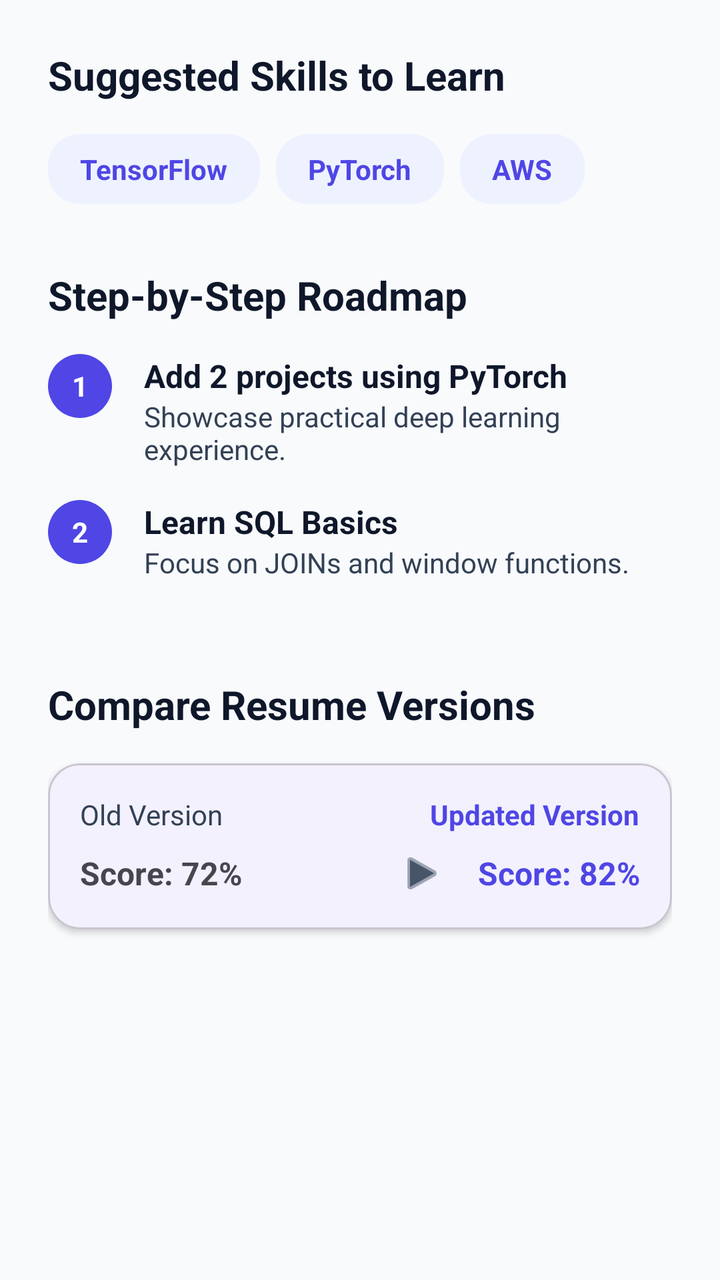
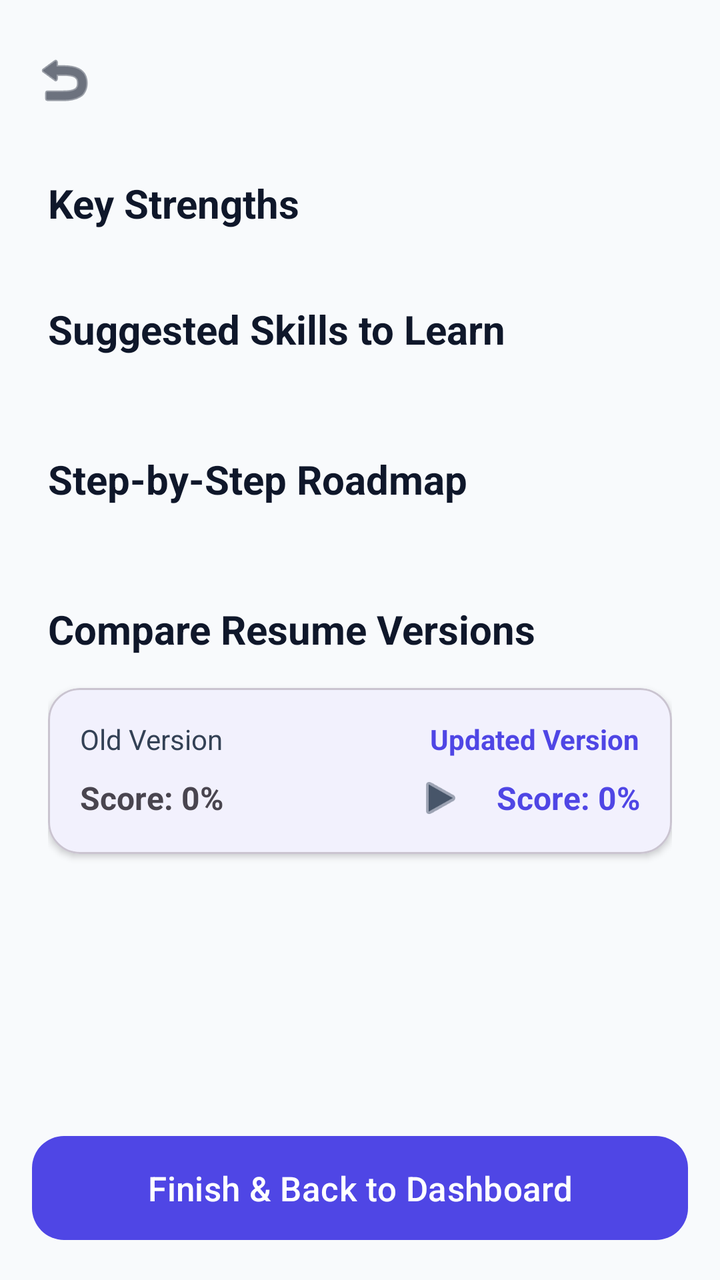

Compare the two renders of this Android layout. The source of the first and the diff that turns it into the second are given below.
<!-- AndroidManifest.xml: application theme Theme.SkillSync -->
<!-- res/layout/fragment_improvement.xml -->
<?xml version="1.0" encoding="utf-8"?>
<androidx.constraintlayout.widget.ConstraintLayout xmlns:android="http://schemas.android.com/apk/res/android"
    xmlns:app="http://schemas.android.com/apk/res-auto"
    android:layout_width="match_parent"
    android:layout_height="match_parent"
    android:background="@color/background_gray">

    <ScrollView
        android:layout_width="match_parent"
        android:layout_height="match_parent"
        android:fillViewport="true">

        <LinearLayout
            android:layout_width="match_parent"
            android:layout_height="wrap_content"
            android:orientation="vertical"
            android:padding="24dp">

            <TextView
                android:layout_width="wrap_content"
                android:layout_height="wrap_content"
                android:text="Suggested Skills to Learn"
                android:textSize="20sp"
                android:textStyle="bold"
                android:textColor="@color/text_primary_dark" />

            <LinearLayout
                android:layout_width="match_parent"
                android:layout_height="wrap_content"
                android:orientation="horizontal"
                android:layout_marginTop="16dp">

                <TextView
                    android:id="@+id/tagTensorFlow"
                    android:layout_width="wrap_content"
                    android:layout_height="wrap_content"
                    android:text="TensorFlow"
                    android:background="@drawable/bg_skill_tag"
                    android:paddingHorizontal="16dp"
                    android:paddingVertical="8dp"
                    android:textColor="@color/primary"
                    android:textStyle="bold"
                    android:clickable="true"
                    android:focusable="true"
                    android:layout_marginEnd="8dp"/>

                <TextView
                    android:id="@+id/tagPyTorch"
                    android:layout_width="wrap_content"
                    android:layout_height="wrap_content"
                    android:text="PyTorch"
                    android:background="@drawable/bg_skill_tag"
                    android:paddingHorizontal="16dp"
                    android:paddingVertical="8dp"
                    android:textColor="@color/primary"
                    android:textStyle="bold"
                    android:clickable="true"
                    android:focusable="true"
                    android:layout_marginEnd="8dp"/>

                <TextView
                    android:id="@+id/tagAWS"
                    android:layout_width="wrap_content"
                    android:layout_height="wrap_content"
                    android:text="AWS"
                    android:background="@drawable/bg_skill_tag"
                    android:paddingHorizontal="16dp"
                    android:paddingVertical="8dp"
                    android:textColor="@color/primary"
                    android:textStyle="bold"
                    android:clickable="true"
                    android:focusable="true" />
            </LinearLayout>

            <TextView
                android:layout_width="wrap_content"
                android:layout_height="wrap_content"
                android:text="Step-by-Step Roadmap"
                android:textSize="20sp"
                android:textStyle="bold"
                android:textColor="#0F172A"
                android:layout_marginTop="32dp" />

            <LinearLayout
                android:layout_width="match_parent"
                android:layout_height="wrap_content"
                android:orientation="vertical"
                android:layout_marginTop="16dp">

                
                <LinearLayout
                    android:layout_width="match_parent"
                    android:layout_height="wrap_content"
                    android:orientation="horizontal"
                    android:layout_marginBottom="16dp">
                    <TextView
                        android:layout_width="32dp"
                        android:layout_height="32dp"
                        android:background="@drawable/bg_circle_step"
                        android:text="1"
                        android:gravity="center"
                        android:textColor="@color/white"
                        android:textStyle="bold" />
                    <LinearLayout
                        android:layout_width="wrap_content"
                        android:layout_height="wrap_content"
                        android:orientation="vertical"
                        android:layout_marginStart="16dp">
                        <TextView
                            android:layout_width="wrap_content"
                            android:layout_height="wrap_content"
                            android:text="Add 2 projects using PyTorch"
                            android:textStyle="bold"
                            android:textSize="16sp"
                            android:textColor="@color/text_primary_dark" />
                        <TextView
                            android:layout_width="wrap_content"
                            android:layout_height="wrap_content"
                            android:text="Showcase practical deep learning experience."
                            android:textColor="@color/text_secondary" />
                    </LinearLayout>
                </LinearLayout>

                
                <LinearLayout
                    android:layout_width="match_parent"
                    android:layout_height="wrap_content"
                    android:orientation="horizontal"
                    android:layout_marginBottom="16dp">
                    <TextView
                        android:layout_width="32dp"
                        android:layout_height="32dp"
                        android:background="@drawable/bg_circle_step"
                        android:text="2"
                        android:gravity="center"
                        android:textColor="@color/white"
                        android:textStyle="bold" />
                    <LinearLayout
                        android:layout_width="wrap_content"
                        android:layout_height="wrap_content"
                        android:orientation="vertical"
                        android:layout_marginStart="16dp">
                        <TextView
                            android:layout_width="wrap_content"
                            android:layout_height="wrap_content"
                            android:text="Learn SQL Basics"
                            android:textStyle="bold"
                            android:textSize="16sp"
                            android:textColor="@color/text_primary_dark" />
                        <TextView
                            android:layout_width="wrap_content"
                            android:layout_height="wrap_content"
                            android:text="Focus on JOINs and window functions."
                            android:textColor="@color/text_secondary" />
                    </LinearLayout>
                </LinearLayout>
            </LinearLayout>

            <TextView
                android:layout_width="wrap_content"
                android:layout_height="wrap_content"
                android:text="Compare Resume Versions"
                android:textSize="20sp"
                android:textStyle="bold"
                android:textColor="#0F172A"
                android:layout_marginTop="32dp" />

            <com.google.android.material.card.MaterialCardView
                android:layout_width="match_parent"
                android:layout_height="wrap_content"
                android:layout_marginTop="16dp"
                app:cardCornerRadius="16dp"
                app:cardElevation="2dp">

                <LinearLayout
                    android:layout_width="match_parent"
                    android:layout_height="wrap_content"
                    android:orientation="vertical"
                    android:padding="16dp">

                    <LinearLayout
                        android:layout_width="match_parent"
                        android:layout_height="wrap_content"
                        android:orientation="horizontal"
                        android:gravity="center_vertical">
                        <TextView
                            android:layout_width="0dp"
                            android:layout_height="wrap_content"
                            android:layout_weight="1"
                            android:text="Old Version"
                            android:textColor="@color/text_secondary" />
                        <TextView
                            android:layout_width="wrap_content"
                            android:layout_height="wrap_content"
                            android:text="Updated Version"
                            android:textColor="#4F46E5"
                            android:textStyle="bold" />
                    </LinearLayout>

                    <LinearLayout
                        android:layout_width="match_parent"
                        android:layout_height="wrap_content"
                        android:orientation="horizontal"
                        android:layout_marginTop="8dp"
                        android:gravity="center_vertical">
                        <TextView
                            android:layout_width="0dp"
                            android:layout_height="wrap_content"
                            android:layout_weight="1"
                            android:text="Score: 72%"
                            android:textStyle="bold"
                            android:textSize="16sp" />
                        <ImageView
                            android:layout_width="24dp"
                            android:layout_height="24dp"
                            android:src="@android:drawable/ic_media_play"
                            android:rotation="0"
                            app:tint="#475569" />
                        <TextView
                            android:layout_width="wrap_content"
                            android:layout_height="wrap_content"
                            android:layout_marginStart="16dp"
                            android:text="Score: 82%"
                            android:textColor="#4F46E5"
                            android:textStyle="bold"
                            android:textSize="16sp" />
                    </LinearLayout>
                </LinearLayout>
            </com.google.android.material.card.MaterialCardView>

            <Space
                android:layout_width="match_parent"
                android:layout_height="32dp" />

        </LinearLayout>
    </ScrollView>
</androidx.constraintlayout.widget.ConstraintLayout>
<!-- resources referenced by this layout -->
<resources>
  <color name="background_gray">#F8FAFC</color>
  <color name="primary">#4F46E5</color>
  <color name="text_primary_dark">#0F172A</color>
  <color name="text_secondary">#334155</color>
  <color name="white">#FFFFFFFF</color>
  <!-- drawable bg_circle_step (drawable) -->
  <?xml version="1.0" encoding="utf-8"?>
  <shape xmlns:android="http://schemas.android.com/apk/res/android"
      android:shape="oval">
      <solid android:color="#4F46E5" />
  </shape>
  <!-- drawable bg_skill_tag (drawable) -->
  <?xml version="1.0" encoding="utf-8"?>
  <shape xmlns:android="http://schemas.android.com/apk/res/android"
      android:shape="rectangle">
      <solid android:color="#EEF2FF" />
      <corners android:radius="16dp" />
  </shape>
  <style name="Theme.SkillSync" parent="Base.Theme.SkillSync" />
  <style name="Base.Theme.SkillSync" parent="Theme.Material3.DayNight.NoActionBar">
          <item name="colorPrimary">@color/primary</item>
          <item name="colorPrimaryVariant">@color/primary_variant</item>
          <item name="colorOnPrimary">@color/white</item>
          <item name="colorSecondary">@color/secondary</item>
          <item name="colorSurface">@color/background_light</item>
          <item name="colorOnSurface">@color/text_primary_dark</item>
          <item name="android:windowBackground">@color/background_gray</item>
      </style>
  <color name="primary_variant">#3730A3</color>
  <color name="secondary">#EC4899</color>
  <color name="background_light">#FFFFFF</color>
</resources>

<!-- the commit's change to res/layout/fragment_improvement.xml (unified diff, before → after) -->
@@ -5,10 +5,25 @@
     android:layout_height="match_parent"
     android:background="@color/background_gray">
 
+    <ImageButton
+        android:id="@+id/btnBack"
+        android:layout_width="48dp"
+        android:layout_height="48dp"
+        android:layout_margin="16dp"
+        android:background="?attr/selectableItemBackgroundBorderless"
+        android:src="@android:drawable/ic_menu_revert"
+        app:tint="@color/text_primary_dark"
+        app:layout_constraintTop_toTopOf="parent"
+        app:layout_constraintStart_toStartOf="parent"
+        android:translationX="-8dp"
+        android:rotation="0" />
+
     <ScrollView
         android:layout_width="match_parent"
-        android:layout_height="match_parent"
-        android:fillViewport="true">
+        android:layout_height="0dp"
+        android:fillViewport="true"
+        app:layout_constraintTop_toBottomOf="@id/btnBack"
+        app:layout_constraintBottom_toTopOf="@id/btnFinish">
 
         <LinearLayout
             android:layout_width="match_parent"
@@ -19,58 +34,37 @@
             <TextView
                 android:layout_width="wrap_content"
                 android:layout_height="wrap_content"
+                android:text="Key Strengths"
+                android:textSize="20sp"
+                android:textStyle="bold"
+                android:textColor="@color/text_primary_dark" />
+
+            <com.google.android.material.chip.ChipGroup
+                android:id="@+id/chipGroupStrengths"
+                android:layout_width="match_parent"
+                android:layout_height="wrap_content"
+                android:layout_marginTop="12dp"
+                android:layout_marginBottom="24dp"
+                app:chipSpacingHorizontal="8dp">
+                
+            </com.google.android.material.chip.ChipGroup>
+
+            <TextView
+                android:layout_width="wrap_content"
+                android:layout_height="wrap_content"
                 android:text="Suggested Skills to Learn"
                 android:textSize="20sp"
                 android:textStyle="bold"
                 android:textColor="@color/text_primary_dark" />
 
-            <LinearLayout
+            <com.google.android.material.chip.ChipGroup
+                android:id="@+id/chipGroupSuggestedSkills"
                 android:layout_width="match_parent"
                 android:layout_height="wrap_content"
-                android:orientation="horizontal"
-                android:layout_marginTop="16dp">
-
-                <TextView
-                    android:id="@+id/tagTensorFlow"
-                    android:layout_width="wrap_content"
-                    android:layout_height="wrap_content"
-                    android:text="TensorFlow"
-                    android:background="@drawable/bg_skill_tag"
-                    android:paddingHorizontal="16dp"
-                    android:paddingVertical="8dp"
-                    android:textColor="@color/primary"
-                    android:textStyle="bold"
-                    android:clickable="true"
-                    android:focusable="true"
-                    android:layout_marginEnd="8dp"/>
-
-                <TextView
-                    android:id="@+id/tagPyTorch"
-                    android:layout_width="wrap_content"
-                    android:layout_height="wrap_content"
-                    android:text="PyTorch"
-                    android:background="@drawable/bg_skill_tag"
-                    android:paddingHorizontal="16dp"
-                    android:paddingVertical="8dp"
-                    android:textColor="@color/primary"
-                    android:textStyle="bold"
-                    android:clickable="true"
-                    android:focusable="true"
-                    android:layout_marginEnd="8dp"/>
-
-                <TextView
-                    android:id="@+id/tagAWS"
-                    android:layout_width="wrap_content"
-                    android:layout_height="wrap_content"
-                    android:text="AWS"
-                    android:background="@drawable/bg_skill_tag"
-                    android:paddingHorizontal="16dp"
-                    android:paddingVertical="8dp"
-                    android:textColor="@color/primary"
-                    android:textStyle="bold"
-                    android:clickable="true"
-                    android:focusable="true" />
-            </LinearLayout>
+                android:layout_marginTop="16dp"
+                app:chipSpacingHorizontal="8dp">
+                
+            </com.google.android.material.chip.ChipGroup>
 
             <TextView
                 android:layout_width="wrap_content"
@@ -82,78 +76,12 @@
                 android:layout_marginTop="32dp" />
 
             <LinearLayout
+                android:id="@+id/layoutRoadmap"
                 android:layout_width="match_parent"
                 android:layout_height="wrap_content"
                 android:orientation="vertical"
                 android:layout_marginTop="16dp">
-
                 
-                <LinearLayout
-                    android:layout_width="match_parent"
-                    android:layout_height="wrap_content"
-                    android:orientation="horizontal"
-                    android:layout_marginBottom="16dp">
-                    <TextView
-                        android:layout_width="32dp"
-                        android:layout_height="32dp"
-                        android:background="@drawable/bg_circle_step"
-                        android:text="1"
-                        android:gravity="center"
-                        android:textColor="@color/white"
-                        android:textStyle="bold" />
-                    <LinearLayout
-                        android:layout_width="wrap_content"
-                        android:layout_height="wrap_content"
-                        android:orientation="vertical"
-                        android:layout_marginStart="16dp">
-                        <TextView
-                            android:layout_width="wrap_content"
-                            android:layout_height="wrap_content"
-                            android:text="Add 2 projects using PyTorch"
-                            android:textStyle="bold"
-                            android:textSize="16sp"
-                            android:textColor="@color/text_primary_dark" />
-                        <TextView
-                            android:layout_width="wrap_content"
-                            android:layout_height="wrap_content"
-                            android:text="Showcase practical deep learning experience."
-                            android:textColor="@color/text_secondary" />
-                    </LinearLayout>
-                </LinearLayout>
-
-                
-                <LinearLayout
-                    android:layout_width="match_parent"
-                    android:layout_height="wrap_content"
-                    android:orientation="horizontal"
-                    android:layout_marginBottom="16dp">
-                    <TextView
-                        android:layout_width="32dp"
-                        android:layout_height="32dp"
-                        android:background="@drawable/bg_circle_step"
-                        android:text="2"
-                        android:gravity="center"
-                        android:textColor="@color/white"
-                        android:textStyle="bold" />
-                    <LinearLayout
-                        android:layout_width="wrap_content"
-                        android:layout_height="wrap_content"
-                        android:orientation="vertical"
-                        android:layout_marginStart="16dp">
-                        <TextView
-                            android:layout_width="wrap_content"
-                            android:layout_height="wrap_content"
-                            android:text="Learn SQL Basics"
-                            android:textStyle="bold"
-                            android:textSize="16sp"
-                            android:textColor="@color/text_primary_dark" />
-                        <TextView
-                            android:layout_width="wrap_content"
-                            android:layout_height="wrap_content"
-                            android:text="Focus on JOINs and window functions."
-                            android:textColor="@color/text_secondary" />
-                    </LinearLayout>
-                </LinearLayout>
             </LinearLayout>
 
             <TextView
@@ -198,16 +126,21 @@
                     </LinearLayout>
 
                     <LinearLayout
+                        android:id="@+id/containerUpdatedVersion"
                         android:layout_width="match_parent"
                         android:layout_height="wrap_content"
                         android:orientation="horizontal"
                         android:layout_marginTop="8dp"
-                        android:gravity="center_vertical">
+                        android:gravity="center_vertical"
+                        android:clickable="true"
+                        android:focusable="true"
+                        android:background="?attr/selectableItemBackground">
                         <TextView
+                            android:id="@+id/tvOldScore"
                             android:layout_width="0dp"
                             android:layout_height="wrap_content"
                             android:layout_weight="1"
-                            android:text="Score: 72%"
+                            android:text="Score: 0%"
                             android:textStyle="bold"
                             android:textSize="16sp" />
                         <ImageView
@@ -217,10 +150,11 @@
                             android:rotation="0"
                             app:tint="#475569" />
                         <TextView
+                            android:id="@+id/tvUpdatedScore"
                             android:layout_width="wrap_content"
                             android:layout_height="wrap_content"
                             android:layout_marginStart="16dp"
-                            android:text="Score: 82%"
+                            android:text="Score: 0%"
                             android:textColor="#4F46E5"
                             android:textStyle="bold"
                             android:textSize="16sp" />
@@ -234,4 +168,17 @@
 
         </LinearLayout>
     </ScrollView>
+
+    <com.google.android.material.button.MaterialButton
+        android:id="@+id/btnFinish"
+        android:layout_width="match_parent"
+        android:layout_height="60dp"
+        android:layout_margin="16dp"
+        android:text="Finish &amp; Back to Dashboard"
+        android:textAllCaps="false"
+        android:textSize="17sp"
+        app:cornerRadius="16dp"
+        app:backgroundTint="@color/primary"
+        app:layout_constraintBottom_toBottomOf="parent" />
+
 </androidx.constraintlayout.widget.ConstraintLayout>
<!-- resource entries referenced after the edit -->
@@ -5,19 +5,6 @@
   <color name="text_primary_dark">#0F172A</color>
   <color name="text_secondary">#334155</color>
   <color name="white">#FFFFFFFF</color>
-  <!-- drawable bg_circle_step (drawable) -->
-  <?xml version="1.0" encoding="utf-8"?>
-  <shape xmlns:android="http://schemas.android.com/apk/res/android"
-      android:shape="oval">
-      <solid android:color="#4F46E5" />
-  </shape>
-  <!-- drawable bg_skill_tag (drawable) -->
-  <?xml version="1.0" encoding="utf-8"?>
-  <shape xmlns:android="http://schemas.android.com/apk/res/android"
-      android:shape="rectangle">
-      <solid android:color="#EEF2FF" />
-      <corners android:radius="16dp" />
-  </shape>
   <style name="Theme.SkillSync" parent="Base.Theme.SkillSync" />
   <style name="Base.Theme.SkillSync" parent="Theme.Material3.DayNight.NoActionBar">
           <item name="colorPrimary">@color/primary</item>
